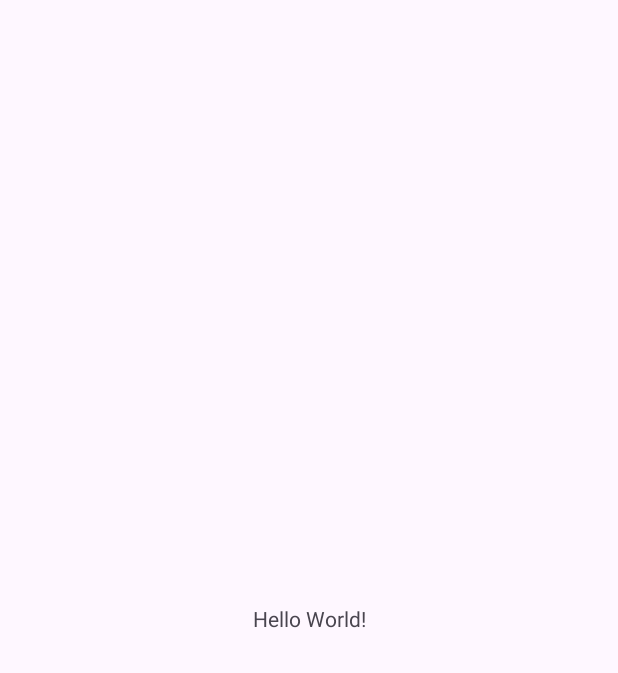
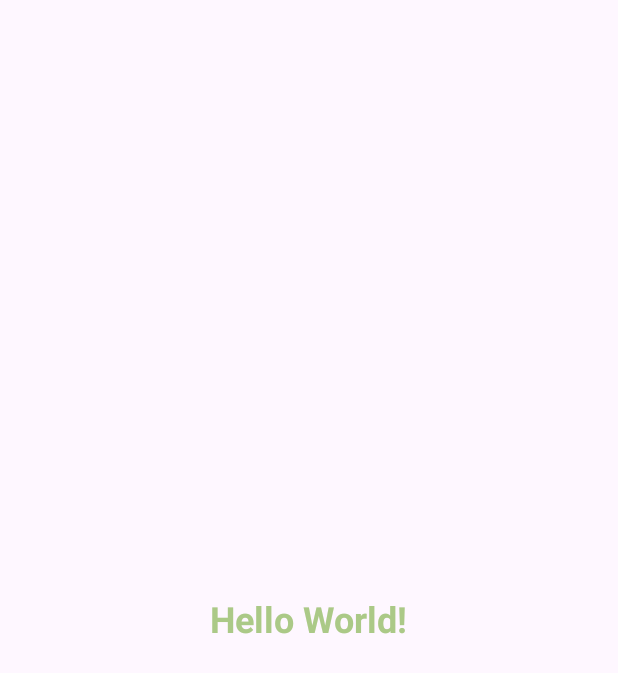
Before and after one commit to abdultanveer/pyplapp, an Android app: the screen it shows after launch (MainActivity), on a phone screen of 412 x 824 dp. Before the commit the part shown is almost empty. Shown: the top 673 px of the screen. Run offline under Robolectric (Android 15) with nearby library versions, the phone set to English and light mode, and no system bars.

Commit message:
textview props

```diff
--- a/app/src/main/java/com/example/pyplapp/MainActivity.kt
+++ b/app/src/main/java/com/example/pyplapp/MainActivity.kt
@@ -5,6 +5,7 @@ import androidx.activity.enableEdgeToEdge
 import androidx.appcompat.app.AppCompatActivity
 import androidx.core.view.ViewCompat
 import androidx.core.view.WindowInsetsCompat
+import com.example.pyplapp.kotlinexs.Employee
 
 class MainActivity : AppCompatActivity() {
     override fun onCreate(savedInstanceState: Bundle?) {
@@ -12,5 +13,7 @@ class MainActivity : AppCompatActivity() {
         enableEdgeToEdge()
         setContentView(R.layout.activity_main)
 
+        var myEmmplyee = Employee("ename")
+
     }
 }
--- /dev/null
+++ b/app/src/main/java/com/example/pyplapp/kotlinexs/Employee.java
@@ -0,0 +1,9 @@
+package com.example.pyplapp.kotlinexs;
+
+public class Employee {
+    String name;
+
+    public Employee(String name) {
+        this.name = name;
+    }
+}
--- a/app/src/main/res/layout/activity_main.xml
+++ b/app/src/main/res/layout/activity_main.xml
@@ -10,6 +10,9 @@
     <TextView
         android:layout_width="wrap_content"
         android:layout_height="wrap_content"
+        android:textStyle="bold"
+        android:textSize="24sp"
+        android:textColor="#abc987"
         android:text="Hello World!"
         app:layout_constraintBottom_toBottomOf="parent"
         app:layout_constraintEnd_toEndOf="parent"
```
Also changed, not shown: app/src/main/java/com/example/pyplapp/kotlinexs/Demo.kt (added, +27 -0 lines).
